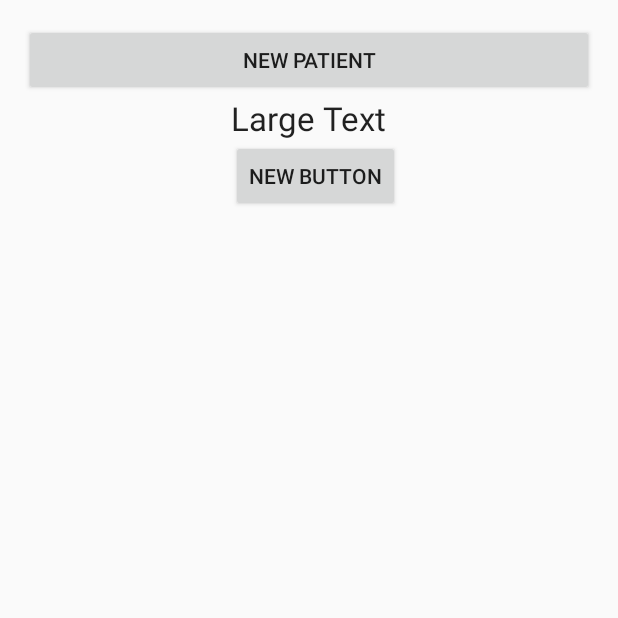
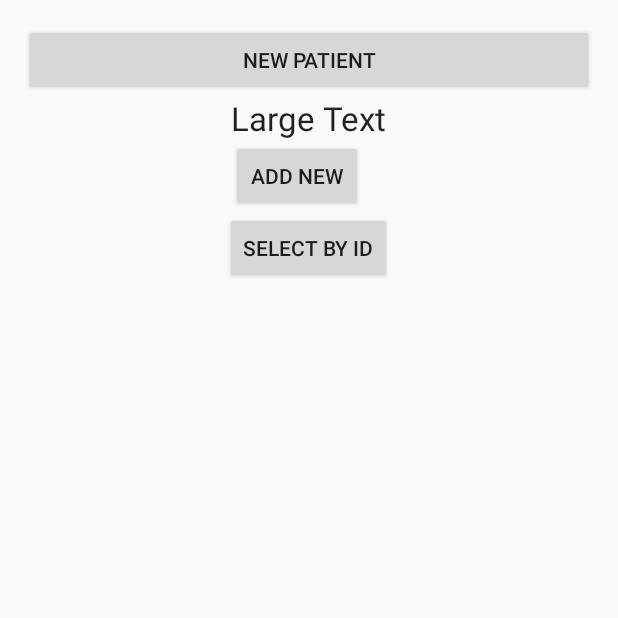
Before and after one commit to M5Capstone2015/oximeterGui, an Android app: the PatientList screen opened directly, with no data from a screen before it, on a phone screen of 412 x 824 dp, the top half of it. Run offline under Robolectric (Android 15) with nearby library versions, the phone set to English and light mode, and no system bars.

```diff
--- a/app/src/main/res/layout/activity_patient_list.xml
+++ b/app/src/main/res/layout/activity_patient_list.xml
@@ -28,11 +28,20 @@
     <Button
         android:layout_width="wrap_content"
         android:layout_height="wrap_content"
-        android:text="New Button"
+        android:text="Add New"
         android:onClick="addClick"
         android:id="@+id/button"
         android:layout_below="@+id/textView"
         android:layout_alignLeft="@+id/textView"
         android:layout_alignStart="@+id/textView" />
 
+    <Button
+        android:layout_width="wrap_content"
+        android:layout_height="wrap_content"
+        android:text="Select By ID"
+        android:id="@+id/button2"
+        android:onClick="findByIDClick"
+        android:layout_below="@+id/button"
+        android:layout_centerHorizontal="true" />
+
 </RelativeLayout>
```
Also changed, not shown: app/src/main/java/com/example/m5/oximetergui/Patient.java (+14 -0 lines), app/src/main/java/com/example/m5/oximetergui/PatientList.java (+15 -9 lines), app/src/main/java/com/example/m5/oximetergui/PatientModel.java (renamed from app/src/main/java/com/example/m5/oximetergui/PatientListModel.java, +36 -14 lines), app/src/main/java/com/example/m5/oximetergui/SQL_Constants.java (+11 -3 lines).
